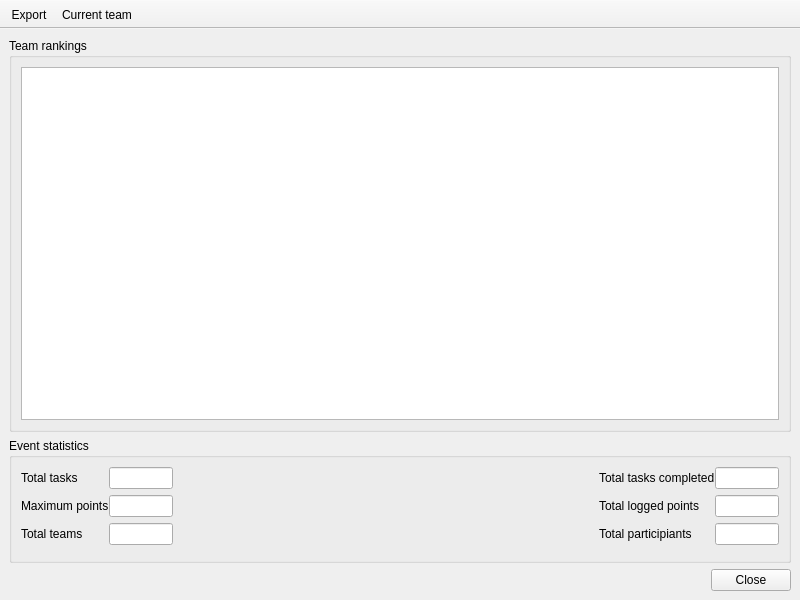
First picture: the form in gui_rankings.ui, repository FrankMamuda/ketoevent, before the edit.
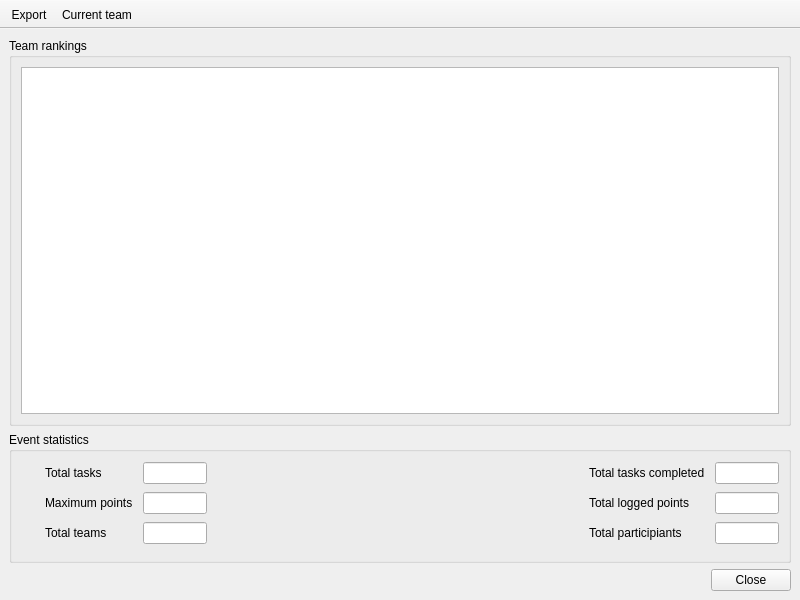
Second picture: the form after the edit. Icons and pictures are not drawn.

```diff
--- a/gui_rankings.ui
+++ b/gui_rankings.ui
@@ -53,49 +53,47 @@
           <number>0</number>
          </property>
          <item row="1" column="0">
-          <widget class="QLabel" name="ttaskstotalLabel">
-           <property name="text">
-            <string>Total tasks</string>
+          <widget class="QLabel" name="labelTotalTasks">
+           <property name="minimumSize">
+            <size>
+             <width>24</width>
+             <height>24</height>
+            </size>
            </property>
-          </widget>
-         </item>
-         <item row="1" column="1">
-          <widget class="QLineEdit" name="tTasksTotal">
            <property name="maximumSize">
             <size>
-             <width>64</width>
-             <height>16777215</height>
+             <width>24</width>
+             <height>24</height>
             </size>
            </property>
-           <property name="alignment">
-            <set>Qt::AlignCenter</set>
+           <property name="text">
+            <string/>
            </property>
-           <property name="readOnly">
+           <property name="pixmap">
+            <pixmap resource="resources.qrc">:/icons/tasks.png</pixmap>
+           </property>
+           <property name="scaledContents">
             <bool>true</bool>
            </property>
           </widget>
          </item>
-         <item row="1" column="2" rowspan="4">
-          <spacer name="horizontalSpacer">
+         <item row="2" column="2">
+          <spacer name="spacerLeftPane">
            <property name="orientation">
             <enum>Qt::Horizontal</enum>
            </property>
+           <property name="sizeType">
+            <enum>QSizePolicy::Maximum</enum>
+           </property>
            <property name="sizeHint" stdset="0">
             <size>
-             <width>40</width>
+             <width>10</width>
              <height>20</height>
             </size>
            </property>
           </spacer>
          </item>
-         <item row="1" column="3">
-          <widget class="QLabel" name="ttaskLabel">
-           <property name="text">
-            <string>Total tasks completed</string>
-           </property>
-          </widget>
-         </item>
-         <item row="1" column="4">
+         <item row="1" column="8">
           <widget class="QLineEdit" name="tTasks">
            <property name="maximumSize">
             <size>
@@ -114,15 +112,45 @@
            </property>
           </widget>
          </item>
-         <item row="2" column="3">
+         <item row="2" column="8">
+          <widget class="QLineEdit" name="tPointsLogged">
+           <property name="maximumSize">
+            <size>
+             <width>64</width>
+             <height>16777215</height>
+            </size>
+           </property>
+           <property name="alignment">
+            <set>Qt::AlignCenter</set>
+           </property>
+           <property name="readOnly">
+            <bool>true</bool>
+           </property>
+          </widget>
+         </item>
+         <item row="1" column="6">
+          <widget class="QLabel" name="ttaskLabel">
+           <property name="text">
+            <string>Total tasks completed</string>
+           </property>
+          </widget>
+         </item>
+         <item row="2" column="6">
           <widget class="QLabel" name="tloggedLabel">
            <property name="text">
             <string>Total logged points</string>
            </property>
           </widget>
          </item>
-         <item row="2" column="4">
-          <widget class="QLineEdit" name="tPointsLogged">
+         <item row="1" column="1">
+          <widget class="QLabel" name="ttaskstotalLabel">
+           <property name="text">
+            <string>Total tasks</string>
+           </property>
+          </widget>
+         </item>
+         <item row="1" column="3">
+          <widget class="QLineEdit" name="tTasksTotal">
            <property name="maximumSize">
             <size>
              <width>64</width>
@@ -137,14 +165,7 @@
            </property>
           </widget>
          </item>
-         <item row="2" column="0">
-          <widget class="QLabel" name="tpointsLabel">
-           <property name="text">
-            <string>Maximum points</string>
-           </property>
-          </widget>
-         </item>
-         <item row="2" column="1">
+         <item row="2" column="3">
           <widget class="QLineEdit" name="tPoints">
            <property name="maximumSize">
             <size>
@@ -160,14 +181,53 @@
            </property>
           </widget>
          </item>
-         <item row="3" column="0">
+         <item row="1" column="4" rowspan="4">
+          <spacer name="spacerMiddle">
+           <property name="orientation">
+            <enum>Qt::Horizontal</enum>
+           </property>
+           <property name="sizeHint" stdset="0">
+            <size>
+             <width>40</width>
+             <height>20</height>
+            </size>
+           </property>
+          </spacer>
+         </item>
+         <item row="3" column="1">
           <widget class="QLabel" name="tteamsLabel">
            <property name="text">
             <string>Total teams</string>
            </property>
           </widget>
          </item>
-         <item row="3" column="1">
+         <item row="3" column="8">
+          <widget class="QLineEdit" name="tPar">
+           <property name="maximumSize">
+            <size>
+             <width>64</width>
+             <height>16777215</height>
+            </size>
+           </property>
+           <property name="toolTip">
+            <string>Total number of participiants</string>
+           </property>
+           <property name="alignment">
+            <set>Qt::AlignCenter</set>
+           </property>
+           <property name="readOnly">
+            <bool>true</bool>
+           </property>
+          </widget>
+         </item>
+         <item row="2" column="1">
+          <widget class="QLabel" name="tpointsLabel">
+           <property name="text">
+            <string>Maximum points</string>
+           </property>
+          </widget>
+         </item>
+         <item row="3" column="3">
           <widget class="QLineEdit" name="tTeams">
            <property name="maximumSize">
             <size>
@@ -186,28 +246,150 @@
            </property>
           </widget>
          </item>
-         <item row="3" column="3">
+         <item row="3" column="6">
           <widget class="QLabel" name="tparcLabel">
            <property name="text">
             <string>Total participiants</string>
            </property>
           </widget>
          </item>
-         <item row="3" column="4">
-          <widget class="QLineEdit" name="tPar">
+         <item row="2" column="7">
+          <spacer name="spacerRightPane">
+           <property name="orientation">
+            <enum>Qt::Horizontal</enum>
+           </property>
+           <property name="sizeType">
+            <enum>QSizePolicy::Maximum</enum>
+           </property>
+           <property name="sizeHint" stdset="0">
+            <size>
+             <width>10</width>
+             <height>20</height>
+            </size>
+           </property>
+          </spacer>
+         </item>
+         <item row="2" column="0">
+          <widget class="QLabel" name="labelMaxPoints">
+           <property name="minimumSize">
+            <size>
+             <width>24</width>
+             <height>24</height>
+            </size>
+           </property>
            <property name="maximumSize">
             <size>
-             <width>64</width>
-             <height>16777215</height>
+             <width>24</width>
+             <height>24</height>
             </size>
            </property>
-           <property name="toolTip">
-            <string>Total number of participiants</string>
+           <property name="text">
+            <string/>
            </property>
-           <property name="alignment">
-            <set>Qt::AlignCenter</set>
+           <property name="pixmap">
+            <pixmap resource="resources.qrc">:/icons/combo.png</pixmap>
            </property>
-           <property name="readOnly">
+           <property name="scaledContents">
+            <bool>true</bool>
+           </property>
+          </widget>
+         </item>
+         <item row="3" column="0">
+          <widget class="QLabel" name="labelTotalTeams">
+           <property name="minimumSize">
+            <size>
+             <width>24</width>
+             <height>24</height>
+            </size>
+           </property>
+           <property name="maximumSize">
+            <size>
+             <width>24</width>
+             <height>24</height>
+            </size>
+           </property>
+           <property name="text">
+            <string/>
+           </property>
+           <property name="pixmap">
+            <pixmap resource="resources.qrc">:/icons/teams.png</pixmap>
+           </property>
+           <property name="scaledContents">
+            <bool>true</bool>
+           </property>
+          </widget>
+         </item>
+         <item row="1" column="5">
+          <widget class="QLabel" name="labelComplTasks">
+           <property name="minimumSize">
+            <size>
+             <width>24</width>
+             <height>24</height>
+            </size>
+           </property>
+           <property name="maximumSize">
+            <size>
+             <width>24</width>
+             <height>24</height>
+            </size>
+           </property>
+           <property name="text">
+            <string/>
+           </property>
+           <property name="pixmap">
+            <pixmap resource="resources.qrc">:/icons/tasks.png</pixmap>
+           </property>
+           <property name="scaledContents">
+            <bool>true</bool>
+           </property>
+          </widget>
+         </item>
+         <item row="2" column="5">
+          <widget class="QLabel" name="labelTotalPoints">
+           <property name="minimumSize">
+            <size>
+             <width>24</width>
+             <height>24</height>
+            </size>
+           </property>
+           <property name="maximumSize">
+            <size>
+             <width>24</width>
+             <height>24</height>
+            </size>
+           </property>
+           <property name="text">
+            <string/>
+           </property>
+           <property name="pixmap">
+            <pixmap resource="resources.qrc">:/icons/combo.png</pixmap>
+           </property>
+           <property name="scaledContents">
+            <bool>true</bool>
+           </property>
+          </widget>
+         </item>
+         <item row="3" column="5">
+          <widget class="QLabel" name="labelTotalPart">
+           <property name="minimumSize">
+            <size>
+             <width>24</width>
+             <height>24</height>
+            </size>
+           </property>
+           <property name="maximumSize">
+            <size>
+             <width>24</width>
+             <height>24</height>
+            </size>
+           </property>
+           <property name="text">
+            <string/>
+           </property>
+           <property name="pixmap">
+            <pixmap resource="resources.qrc">:/icons/teams.png</pixmap>
+           </property>
+           <property name="scaledContents">
             <bool>true</bool>
            </property>
           </widget>
```
Left out of the diff: 12 changed lines with no effect on the pictures.
